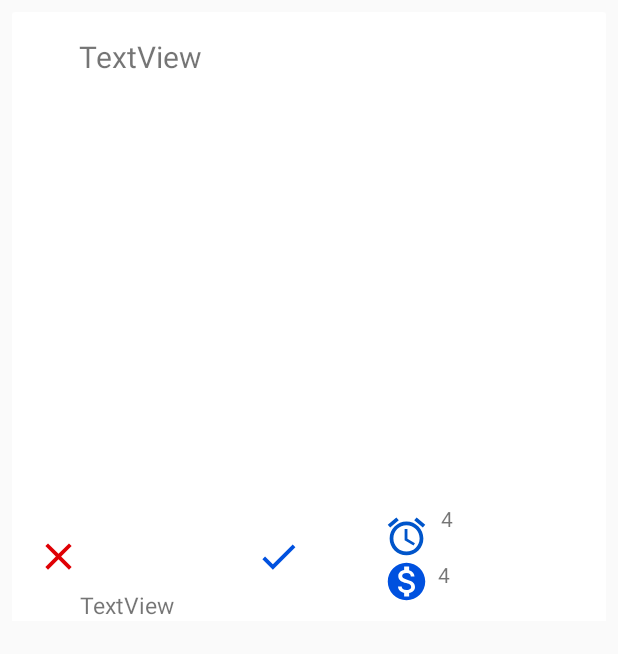
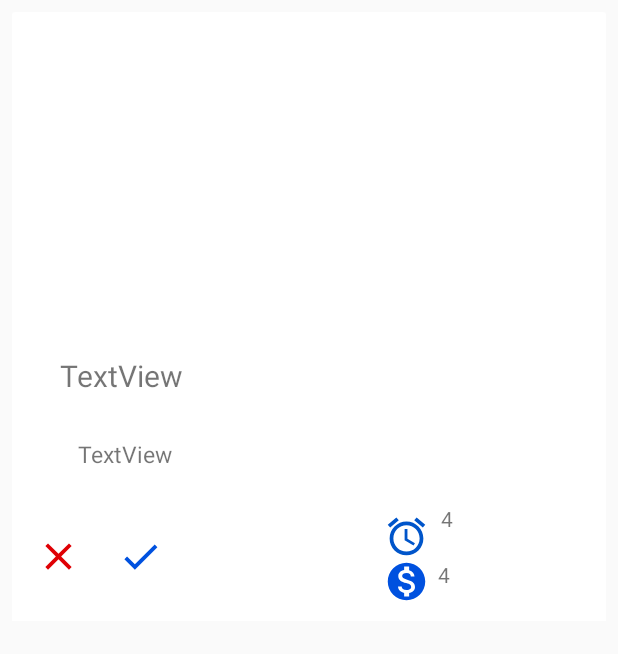
Before and after one commit to Rowad-CodingAcademy/CrowdFunding, an Android app: the layout view_compaign_to_approve_cardview.xml on its own in the app's theme, with its tools: preview values and no code run, on a phone screen of 412 x 824 dp. Shown: the top 654 px of the screen. Run offline under Robolectric (Android 15) with nearby library versions, the light colour scheme and no system bars.

Commit message:
fix the constraint

```diff
--- a/app/src/main/res/layout/view_compaign_to_approve_cardview.xml
+++ b/app/src/main/res/layout/view_compaign_to_approve_cardview.xml
@@ -34,13 +34,14 @@
             android:id="@+id/new_camp_title"
             android:layout_width="wrap_content"
             android:layout_height="wrap_content"
-            android:layout_marginTop="20dp"
             android:text="TextView"
             android:textSize="20dp"
+            app:layout_constraintBottom_toTopOf="@+id/new_camp_desc"
             app:layout_constraintEnd_toEndOf="parent"
-            app:layout_constraintHorizontal_bias="0.143"
+            app:layout_constraintHorizontal_bias="0.102"
             app:layout_constraintStart_toStartOf="parent"
-            app:layout_constraintTop_toBottomOf="@+id/campaign_image" />
+            app:layout_constraintTop_toTopOf="parent"
+            app:layout_constraintVertical_bias="0.884" />
 
         <TextView
             android:id="@+id/new_camp_desc"
@@ -50,10 +51,10 @@
             android:textSize="15dp"
             app:layout_constraintBottom_toBottomOf="parent"
             app:layout_constraintEnd_toEndOf="parent"
-            app:layout_constraintHorizontal_bias="0.136"
+            app:layout_constraintHorizontal_bias="0.131"
             app:layout_constraintStart_toStartOf="parent"
-            app:layout_constraintTop_toBottomOf="@+id/campaign_title"
-            app:layout_constraintVertical_bias="0.115" />
+            app:layout_constraintTop_toTopOf="parent"
+            app:layout_constraintVertical_bias="0.727" />
 
         <androidx.constraintlayout.widget.ConstraintLayout
             android:id="@+id/main_info"
@@ -76,6 +77,7 @@
                 android:layout_height="30dp"
                 app:layout_constraintBottom_toBottomOf="parent"
                 app:layout_constraintEnd_toEndOf="parent"
+                app:layout_constraintHorizontal_bias="0.187"
                 app:layout_constraintStart_toStartOf="parent"
                 app:layout_constraintTop_toTopOf="parent"
                 app:srcCompat="@drawable/ic_check_black_24dp" />
```
